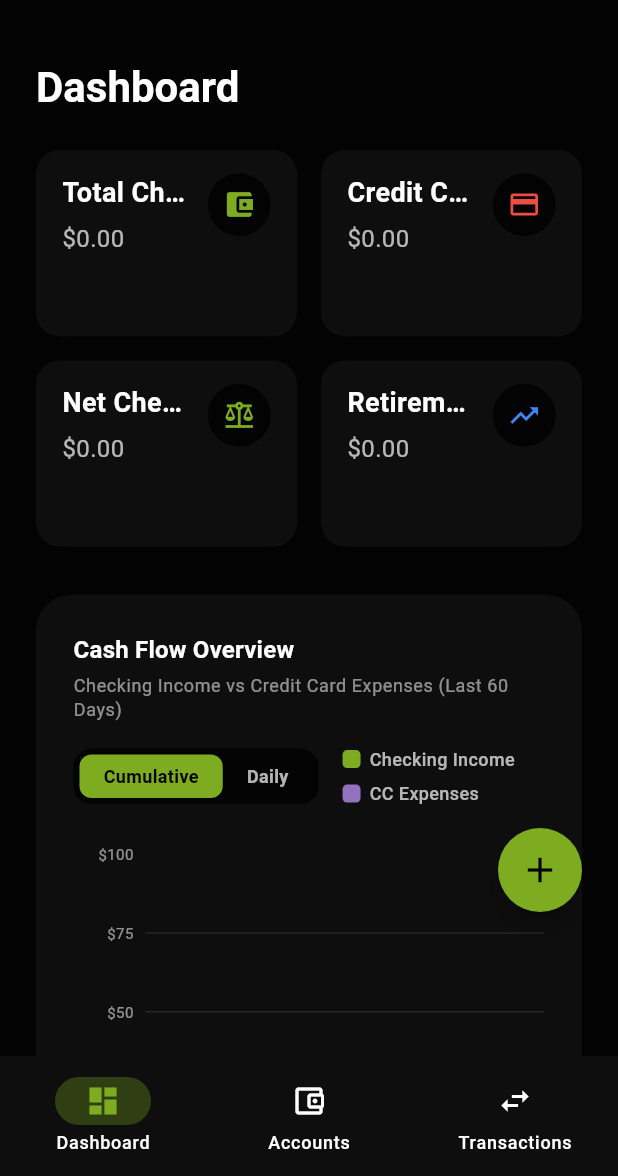
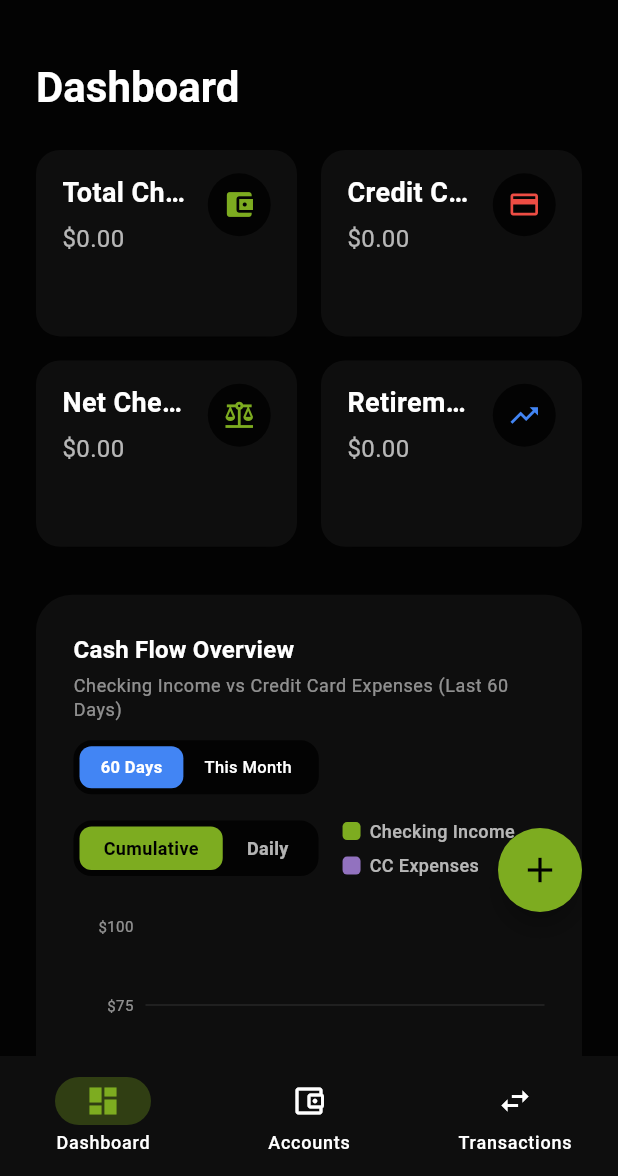
Before and after one commit to yohncf/budget_app_v2, a Flutter app: the screen it shows once a user with an empty profile is signed in, on a phone screen of 412 x 824 dp, the part 60-1236 px from its top. Run offline on Flutter 3.47's test engine with Material 3 defaults, Android fonts, the phone set to English and light mode, and no system bars; drawn by our look-alikes of fl_chart; our stand-ins replace firebase_auth, firebase_core, google_fonts, google_sign_in, supabase_flutter; missing offline and left inert: google_sign_in_web; accounts and stored records are empty.

Commit message:
feat(dashboard): add range selection toggle (Last 60 Days vs Current Month) to the cash flow line graph

```diff
--- a/lib/features/dashboard/dashboard_page.dart
+++ b/lib/features/dashboard/dashboard_page.dart
@@ -20,6 +20,7 @@ class DashboardPageState extends State<DashboardPage> {
   List<Transaction> _transactions = [];
   List<Transaction> _chartTransactions = [];
   String _chartMode = 'cumulative'; // 'cumulative' or 'daily'
+  String _chartRange = '60days'; // '60days' or 'currentMonth'
   bool _isLoading = true;
   bool _showHoldingInChecking = false;
 
@@ -223,6 +224,10 @@ class DashboardPageState extends State<DashboardPage> {
                   LayoutBuilder(
                     builder: (context, constraints) {
                       final isWide = constraints.maxWidth >= 600;
+
+                      final dynamic rawRange = _chartRange;
+                      final String range = rawRange == null ? '60days' : rawRange as String;
+
                       final titleColumn = Column(
                         crossAxisAlignment: CrossAxisAlignment.start,
                         children: [
@@ -235,13 +240,17 @@ class DashboardPageState extends State<DashboardPage> {
                           ),
                           const SizedBox(height: 4),
                           Text(
-                            'Checking Income vs Credit Card Expenses (Last 60 Days)',
+                            range == 'currentMonth'
+                                ? 'Checking Income vs Credit Card Expenses (Current Month)'
+                                : 'Checking Income vs Credit Card Expenses (Last 60 Days)',
                             style: theme.textTheme.bodySmall?.copyWith(
                               color: Colors.white54,
                             ),
                           ),
                         ],
                       );
+
+                      final rangeWidget = _buildRangeChips();
 
                       final controlsRow = Row(
                         mainAxisSize: MainAxisSize.min,
@@ -263,8 +272,16 @@ class DashboardPageState extends State<DashboardPage> {
                         return Row(
                           mainAxisAlignment: MainAxisAlignment.spaceBetween,
                           children: [
-                            Expanded(child: titleColumn),
-                            const SizedBox(width: 16),
+                            Expanded(
+                              child: Row(
+                                children: [
+                                  Expanded(child: titleColumn),
+                                  const SizedBox(width: 16),
+                                  rangeWidget,
+                                ],
+                              ),
+                            ),
+                            const SizedBox(width: 24),
                             controlsRow,
                           ],
                         );
@@ -273,6 +290,8 @@ class DashboardPageState extends State<DashboardPage> {
                           crossAxisAlignment: CrossAxisAlignment.start,
                           children: [
                             titleColumn,
+                            const SizedBox(height: 12),
+                            rangeWidget,
                             const SizedBox(height: 16),
                             controlsRow,
                           ],
@@ -429,12 +448,71 @@ class DashboardPageState extends State<DashboardPage> {
     );
   }
 
+  Widget _buildRangeChips() {
+    return Container(
+      decoration: BoxDecoration(
+        color: AppColors.background,
+        borderRadius: BorderRadius.circular(12),
+      ),
+      padding: const EdgeInsets.all(4.0),
+      child: Row(
+        mainAxisSize: MainAxisSize.min,
+        children: [
+          _buildRangeChipOption('60days', '60 Days'),
+          _buildRangeChipOption('currentMonth', 'This Month'),
+        ],
+      ),
+    );
+  }
+
+  Widget _buildRangeChipOption(String range, String label) {
+    final dynamic rawRange = _chartRange;
+    final String currentRange = rawRange == null ? '60days' : rawRange as String;
+    final isSelected = currentRange == range;
+    return GestureDetector(
+      onTap: () {
+        setState(() {
+          _chartRange = range;
+        });
+      },
+      child: AnimatedContainer(
+        duration: const Duration(milliseconds: 150),
+        padding: const EdgeInsets.symmetric(horizontal: 14, vertical: 6),
+        decoration: BoxDecoration(
+          color: isSelected ? AppColors.googleBlue : Colors.transparent,
+          borderRadius: BorderRadius.circular(8),
+        ),
+        child: Text(
+          label,
+          style: TextStyle(
+            color: Colors.white,
+            fontWeight: isSelected ? FontWeight.bold : FontWeight.w500,
+            fontSize: 11,
+          ),
+        ),
+      ),
+    );
+  }
+
   LineChartData _getMainChartData() {
     final today = DateTime.now();
-    final startDate = DateTime(today.year, today.month, today.day).subtract(const Duration(days: 59));
 
-    List<double> dailyIncome = List.filled(60, 0.0);
-    List<double> dailyExpenses = List.filled(60, 0.0);
+    final dynamic rawRange = _chartRange;
+    final String range = rawRange == null ? '60days' : rawRange as String;
+
+    DateTime startDate;
+    int daysCount;
+
+    if (range == 'currentMonth') {
+      startDate = DateTime(today.year, today.month, 1);
+      daysCount = DateTime(today.year, today.month + 1, 0).day;
+    } else {
+      startDate = DateTime(today.year, today.month, today.day).subtract(const Duration(days: 59));
+      daysCount = 60;
+    }
+
+    List<double> dailyIncome = List.filled(daysCount, 0.0);
+    List<double> dailyExpenses = List.filled(daysCount, 0.0);
 
     // Use dynamic to satisfy the analyzer while maintaining runtime safety during web hot reload
     final dynamic rawTxList = _chartTransactions;
@@ -462,7 +540,7 @@ class DashboardPageState extends State<DashboardPage> {
       final txNormalized = DateTime(tx.date.year, tx.date.month, tx.date.day);
       final dayIndex = txNormalized.difference(startDate).inDays;
 
-      if (dayIndex >= 0 && dayIndex < 60) {
+      if (dayIndex >= 0 && dayIndex < daysCount) {
         if (account.type == 'checking') {
           if (tx.categoryType == 'income' || tx.categoryType == 'reimbursement' || (tx.amount > 0 && tx.categoryType != 'transfer')) {
             dailyIncome[dayIndex] += tx.amount;
@@ -475,8 +553,8 @@ class DashboardPageState extends State<DashboardPage> {
       }
     }
 
-    List<double> incomePoints = List.filled(60, 0.0);
-    List<double> expensePoints = List.filled(60, 0.0);
+    List<double> incomePoints = List.filled(daysCount, 0.0);
+    List<double> expensePoints = List.filled(daysCount, 0.0);
 
     // Use dynamic to satisfy the analyzer while maintaining runtime safety during web hot reload
     final dynamic rawMode = _chartMode;
@@ -484,7 +562,7 @@ class DashboardPageState extends State<DashboardPage> {
     if (mode == 'cumulative') {
       double runningIncome = 0.0;
       double runningExpense = 0.0;
-      for (int i = 0; i < 60; i++) {
+      for (int i = 0; i < daysCount; i++) {
         runningIncome += dailyIncome[i];
         runningExpense += dailyExpenses[i];
         incomePoints[i] = runningIncome;
@@ -498,7 +576,7 @@ class DashboardPageState extends State<DashboardPage> {
     List<FlSpot> incomeSpots = [];
     List<FlSpot> expenseSpots = [];
 
-    for (int i = 0; i < 60; i++) {
+    for (int i = 0; i < daysCount; i++) {
       incomeSpots.add(FlSpot(i.toDouble(), incomePoints[i]));
       expenseSpots.add(FlSpot(i.toDouble(), expensePoints[i]));
     }
@@ -586,8 +664,15 @@ class DashboardPageState extends State<DashboardPage> {
             interval: 1,
             getTitlesWidget: (value, meta) {
               final int dayIndex = value.toInt();
-              if (dayIndex >= 0 && dayIndex < 60) {
-                if (dayIndex == 0 || dayIndex == 15 || dayIndex == 30 || dayIndex == 45 || dayIndex == 59) {
+              if (dayIndex >= 0 && dayIndex < daysCount) {
+                bool shouldShow = false;
+                if (daysCount == 60) {
+                  shouldShow = (dayIndex == 0 || dayIndex == 15 || dayIndex == 30 || dayIndex == 45 || dayIndex == 59);
+                } else {
+                  shouldShow = (dayIndex == 0 || dayIndex == 9 || dayIndex == 19 || dayIndex == daysCount - 1);
+                }
+
+                if (shouldShow) {
                   final date = startDate.add(Duration(days: dayIndex));
                   return SideTitleWidget(
                     meta: meta,
@@ -638,7 +723,7 @@ class DashboardPageState extends State<DashboardPage> {
         show: false,
       ),
       minX: 0,
-      maxX: 59,
+      maxX: (daysCount - 1).toDouble(),
       minY: 0,
       maxY: maxY,
       lineBarsData: [
```
